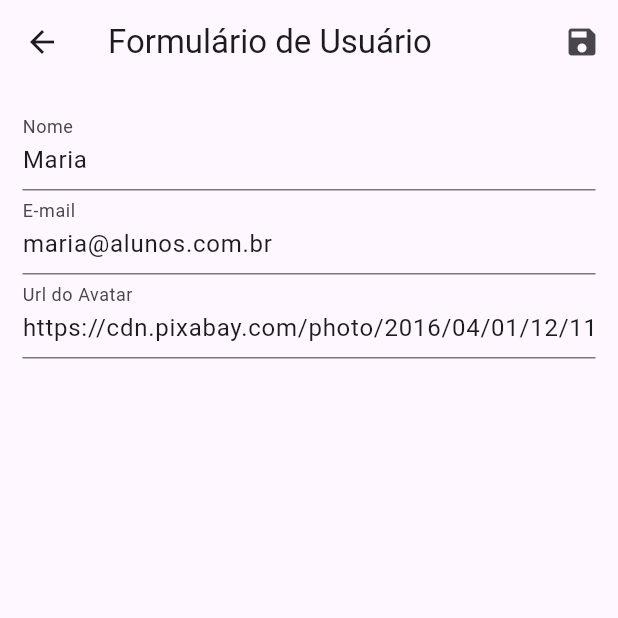
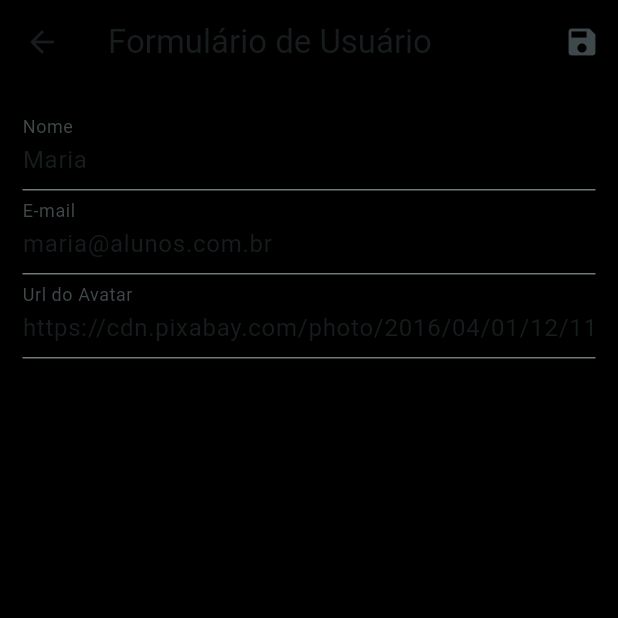
Before and after one commit to MichelSantiago/Misale1, a Flutter app: the UserList screen opened by its route, after a tap on the "edit" icon, on a phone screen of 412 x 824 dp, the top half of it. Run offline on Flutter 3.47's test engine with Material 3 defaults, Android fonts, the phone set to English and light mode, and no system bars; network calls fail.

Commit message:
Aula Topzera

```diff
--- a/lib/components/user_tile.dart
+++ b/lib/components/user_tile.dart
@@ -28,7 +28,7 @@ class UserTile extends StatelessWidget {
             children: <Widget>[
               IconButton(
                 icon: const Icon(Icons.edit),
-                color: Colors.orange,
+                color: Color(0xFFF58524),
                 onPressed: () {
                   Navigator.of(context).pushNamed(
                     AppRoutes.user_form,
@@ -38,7 +38,8 @@ class UserTile extends StatelessWidget {
               ),
               IconButton(
                 icon: const Icon(Icons.delete),
-                color: Colors.red,
+                color: Color(0XFFF92B7F),
+
                 onPressed: () {
                   showDialog(
                       context: context,
--- a/lib/main.dart
+++ b/lib/main.dart
@@ -33,7 +33,7 @@
       child: MaterialApp(
         title: 'Misale Ferramentas',
         theme: ThemeData(
-          colorScheme: ColorScheme.fromSeed(seedColor: Colors.deepPurple),
+          colorScheme: ColorScheme.fromSeed(seedColor: Colors.white),
           useMaterial3: true,
         ),
         routes: {
--- a/lib/views/user_form.dart
+++ b/lib/views/user_form.dart
@@ -34,8 +34,10 @@ class _UserFormState extends State<UserForm> {
   @override
   Widget build(BuildContext context) {
     return Scaffold(
+      backgroundColor: Colors.black,
       appBar: AppBar(
         title: const Text('Formulário de Usuário'),
+        backgroundColor: (Colors.black),
         actions: <Widget>[
           IconButton(
             icon: const Icon(Icons.save),
--- a/lib/views/user_list.dart
+++ b/lib/views/user_list.dart
@@ -1,3 +1,4 @@
+import 'package:flutter/foundation.dart';
 import 'package:misale/components/user_tile.dart';
 import 'package:misale/routes/app_routes.dart';
 import 'package:flutter/material.dart';
@@ -12,8 +13,10 @@ class UserList extends StatelessWidget {
     final Users users = Provider.of(context);
 
     return Scaffold(
+        backgroundColor: Colors.black,
         appBar: AppBar(
           title: const Text('Lista de Usuários'),
+          backgroundColor: Colors.black,
           actions: <Widget>[
             IconButton(
                 onPressed: () {
```
Also changed, not shown: lib/views/user_login.dart (+86 -32 lines), assets/imagens/login.png (added), pubspec.yaml (line endings or trailing spaces).
